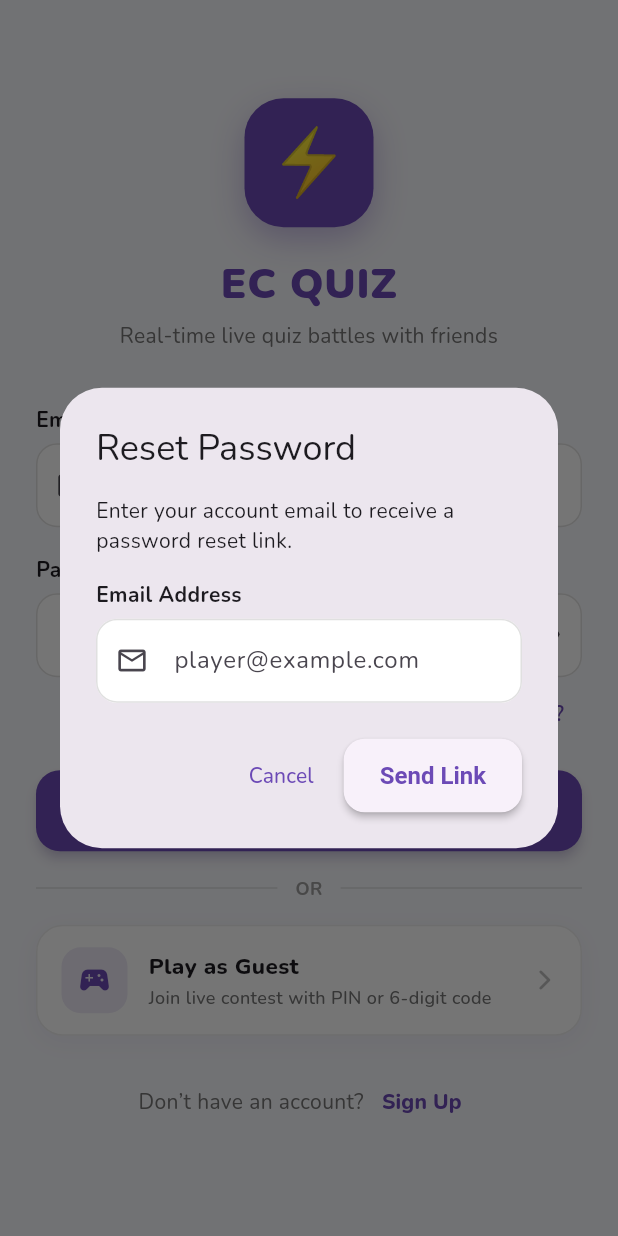
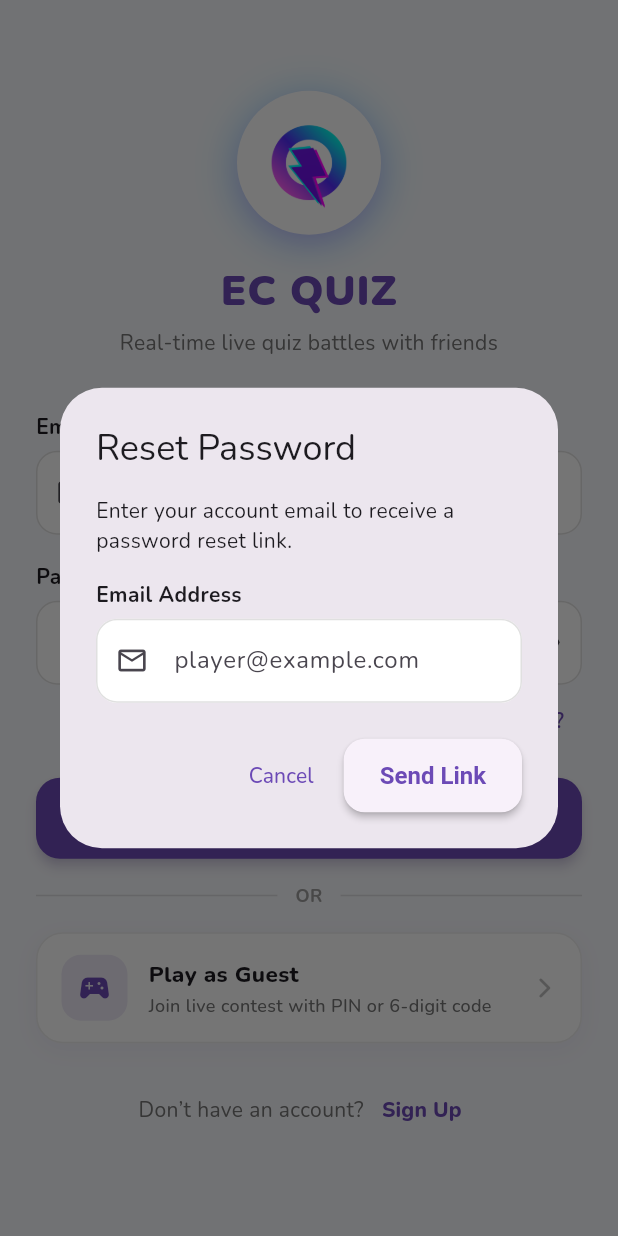
Before and after one commit to exocross-tech/EC-QUIZ, a Flutter app: the screen it shows after launch, after a tap on "Forgot password?", on a phone screen of 412 x 824 dp. Run offline on Flutter 3.47's test engine with Material 3 defaults, Android fonts, the phone set to English and light mode, and no system bars; our stand-ins replace audioplayers, cloud_firestore, firebase_auth, firebase_core, flutter_riverpod, go_router and 4 more; missing offline and left inert: dart:html; accounts and stored records are empty.

Commit message:
feat: add EC QUIZ brand logo, animated splash screen, and Android build optimizations

```diff
--- a/lib/core/constants/app_constants.dart
+++ b/lib/core/constants/app_constants.dart
@@ -12,6 +12,7 @@ class AvatarPreset {
 
 class AppConstants {
   static const String appName = 'EC QUIZ';
+  static const String logoPath = 'assets/images/logo.png';
   static const String webHostingUrl = 'https://quiz-game-app-3c75d.web.app';
 
   // Base64 & Firestore document limits
--- a/lib/core/routing/app_router.dart
+++ b/lib/core/routing/app_router.dart
@@ -13,6 +13,7 @@ import '../../features/contest/presentation/join_contest_screen.dart';
 import '../../features/contest/presentation/player_lobby_screen.dart';
 import '../../features/practice/presentation/practice_quiz_select_screen.dart';
 import '../../features/practice/presentation/solo_game_screen.dart';
+import '../../features/splash/presentation/splash_screen.dart';
 import '../services/sound_service.dart';
 
 /// Bridges Riverpod reactive auth/guest state changes into GoRouter's refresh mechanism
@@ -37,10 +38,14 @@ final routerProvider = Provider<GoRouter>((ref) {
 
   return GoRouter(
     refreshListenable: notifier,
-    initialLocation: '/home',
+    initialLocation: '/splash',
     redirect: (context, state) {
       final authState = ref.read(authStateProvider);
       final guestUser = ref.read(guestUserProvider);
+
+      if (state.matchedLocation == '/splash') {
+        return null;
+      }
 
       final isLoading = authState.isLoading;
       final firebaseUser = authState.asData?.value;
@@ -86,6 +91,10 @@ final routerProvider = Provider<GoRouter>((ref) {
       return null;
     },
     routes: [
+      GoRoute(
+        path: '/splash',
+        builder: (context, state) => const SplashScreen(),
+      ),
       GoRoute(
         path: '/login',
         builder: (context, state) => const LoginScreen(),
--- a/lib/features/auth/presentation/login_screen.dart
+++ b/lib/features/auth/presentation/login_screen.dart
@@ -137,26 +137,34 @@ class _LoginScreenState extends ConsumerState<LoginScreen> {
                 mainAxisAlignment: MainAxisAlignment.center,
                 crossAxisAlignment: CrossAxisAlignment.stretch,
                 children: [
-                  // App Brand Icon
+                  // App Brand Logo
                   Center(
                     child: Container(
-                      width: 86,
-                      height: 86,
+                      width: 96,
+                      height: 96,
                       decoration: BoxDecoration(
-                        color: AppColors.primary,
-                        borderRadius: BorderRadius.circular(26),
+                        color: Colors.white,
+                        shape: BoxShape.circle,
                         boxShadow: [
                           BoxShadow(
-                            color: AppColors.primary.withValues(alpha: 0.35),
+                            color: const Color(0xFF00E5FF).withValues(alpha: 0.35),
+                            blurRadius: 24,
+                            spreadRadius: 2,
+                            offset: const Offset(0, 4),
+                          ),
+                          BoxShadow(
+                            color: const Color(0xFFD500F9).withValues(alpha: 0.25),
                             blurRadius: 18,
-                            offset: const Offset(0, 8),
+                            spreadRadius: -2,
+                            offset: const Offset(0, 6),
                           ),
                         ],
                       ),
-                      child: const Center(
-                        child: Text(
-                          '⚡',
-                          style: TextStyle(fontSize: 44),
+                      padding: const EdgeInsets.all(10),
+                      child: ClipOval(
+                        child: Image.asset(
+                          AppConstants.logoPath,
+                          fit: BoxFit.contain,
                         ),
                       ),
                     ),
--- /dev/null
+++ b/lib/features/splash/presentation/splash_screen.dart
@@ -0,0 +1,280 @@
+import 'dart:async';
+import 'package:flutter/material.dart';
+import 'package:flutter_riverpod/flutter_riverpod.dart';
+import 'package:go_router/go_router.dart';
+import '../../../core/constants/app_constants.dart';
+import '../../../core/services/sound_service.dart';
+import '../../auth/presentation/auth_controller.dart';
+
+class SplashScreen extends ConsumerStatefulWidget {
+  const SplashScreen({super.key});
+
+  @override
+  ConsumerState<SplashScreen> createState() => _SplashScreenState();
+}
+
+class _SplashScreenState extends ConsumerState<SplashScreen>
+    with TickerProviderStateMixin {
+  late final AnimationController _mainAnimController;
+  late final AnimationController _pulseController;
+
+  late final Animation<double> _scaleAnimation;
+  late final Animation<double> _fadeAnimation;
+  late final Animation<Offset> _slideAnimation;
+  late final Animation<double> _pulseAnimation;
+
+  Timer? _navigationTimer;
+
+  @override
+  void initState() {
+    super.initState();
+
+    // 1. Entrance animation (scale, fade, slide)
+    _mainAnimController = AnimationController(
+      vsync: this,
+      duration: const Duration(milliseconds: 1400),
+    );
+
+    _scaleAnimation = CurvedAnimation(
+      parent: _mainAnimController,
+      curve: const Interval(0.0, 0.7, curve: Curves.easeOutBack),
+    );
+
+    _fadeAnimation = CurvedAnimation(
+      parent: _mainAnimController,
+      curve: const Interval(0.0, 0.6, curve: Curves.easeIn),
+    );
+
+    _slideAnimation = Tween<Offset>(
+      begin: const Offset(0, 0.3),
+      end: Offset.zero,
+    ).animate(
+      CurvedAnimation(
+        parent: _mainAnimController,
+        curve: const Interval(0.4, 0.9, curve: Curves.easeOutCubic),
+      ),
+    );
+
+    // 2. Ambient neon glow pulse
+    _pulseController = AnimationController(
+      vsync: this,
+      duration: const Duration(milliseconds: 1600),
+    )..repeat(reverse: true);
+
+    _pulseAnimation = Tween<double>(begin: 0.85, end: 1.15).animate(
+      CurvedAnimation(parent: _pulseController, curve: Curves.easeInOut),
+    );
+
+    _mainAnimController.forward();
+
+    // Optional audio cue
+    WidgetsBinding.instance.addPostFrameCallback((_) {
+      ref.read(soundServiceProvider).playClick();
+    });
+
+    // 3. Navigation sequence
+    _navigationTimer = Timer(const Duration(milliseconds: 2200), _handleNavigation);
+  }
+
+  void _handleNavigation() {
+    if (!mounted) return;
+
+    final authState = ref.read(authStateProvider);
+    final guestUser = ref.read(guestUserProvider);
+
+    final firebaseUser = authState.asData?.value;
+    final isRegistered = firebaseUser != null && !firebaseUser.isAnonymous;
+    final isGuest = (firebaseUser != null && firebaseUser.isAnonymous) || (guestUser != null);
+
+    if (isRegistered || isGuest) {
+      context.go('/home');
+    } else {
+      context.go('/login');
+    }
+  }
+
+  @override
+  void dispose() {
+    _navigationTimer?.cancel();
+    _mainAnimController.dispose();
+    _pulseController.dispose();
+    super.dispose();
+  }
+
+  @override
+  Widget build(BuildContext context) {
+    return Scaffold(
+      backgroundColor: const Color(0xFF090714),
+      body: Stack(
+        children: [
+          // Ambient background glow
+          Positioned.fill(
+            child: AnimatedBuilder(
+              animation: _pulseAnimation,
+              builder: (context, _) {
+                return Container(
+                  decoration: BoxDecoration(
+                    gradient: RadialGradient(
+                      center: Alignment.center,
+                      radius: 0.9 * _pulseAnimation.value,
+                      colors: [
+                        const Color(0xFF00E5FF).withValues(alpha: 0.12),
+                        const Color(0xFFD500F9).withValues(alpha: 0.08),
+                        const Color(0xFF090714),
+                      ],
+                      stops: const [0.0, 0.5, 1.0],
+                    ),
+                  ),
+                );
+              },
+            ),
+          ),
+
+          // Main Center Content
+          Center(
+            child: Column(
+              mainAxisAlignment: MainAxisAlignment.center,
+              children: [
+                // Animated Glowing Logo
+                AnimatedBuilder(
+                  animation: _pulseAnimation,
+                  builder: (context, child) {
+                    return Transform.scale(
+                      scale: _pulseAnimation.value,
+                      child: child,
+                    );
+                  },
+                  child: ScaleTransition(
+                    scale: _scaleAnimation,
+                    child: FadeTransition(
+                      opacity: _fadeAnimation,
+                      child: Container(
+                        width: 130,
+                        height: 130,
+                        decoration: BoxDecoration(
+                          shape: BoxShape.circle,
+                          color: Colors.white,
+                          boxShadow: [
+                            BoxShadow(
+                              color: const Color(0xFF00E5FF).withValues(alpha: 0.5),
+                              blurRadius: 36,
+                              spreadRadius: 6,
+                            ),
+                            BoxShadow(
+                              color: const Color(0xFFD500F9).withValues(alpha: 0.4),
+                              blurRadius: 28,
+                              spreadRadius: 2,
+                            ),
+                          ],
+                        ),
+                        padding: const EdgeInsets.all(14),
+                        child: ClipOval(
+                          child: Image.asset(
+                            AppConstants.logoPath,
+                            fit: BoxFit.contain,
+                          ),
+                        ),
+                      ),
+                    ),
+                  ),
+                ),
+                const SizedBox(height: 32),
+
+                // Animated App Title & Subtitle
+                SlideTransition(
+                  position: _slideAnimation,
+                  child: FadeTransition(
+                    opacity: _fadeAnimation,
+                    child: Column(
+                      children: [
+                        ShaderMask(
+                          shaderCallback: (bounds) => const LinearGradient(
+                            colors: [
+                              Color(0xFF00E5FF),
+                              Colors.white,
+                              Color(0xFFD500F9),
+                            ],
+                            begin: Alignment.topLeft,
+                            end: Alignment.bottomRight,
+                          ).createShader(bounds),
+                          child: Text(
+                            AppConstants.appName,
+                            style: const TextStyle(
+                              fontSize: 38,
+                              fontWeight: FontWeight.w900,
+                              letterSpacing: 2.0,
+                              color: Colors.white,
+                            ),
+                          ),
+                        ),
+                        const SizedBox(height: 8),
+                        Container(
+                          padding: const EdgeInsets.symmetric(
+                            horizontal: 14,
+                            vertical: 5,
+                          ),
+                          decoration: BoxDecoration(
+                            color: Colors.white.withValues(alpha: 0.08),
+                            borderRadius: BorderRadius.circular(20),
+                            border: Border.all(
+                              color: Colors.white.withValues(alpha: 0.15),
+                            ),
+                          ),
+                          child: const Text(
+                            'LIVE MULTIPLAYER BATTLES',
+                            style: TextStyle(
+                              color: Colors.white70,
+                              fontSize: 11,
+                              fontWeight: FontWeight.w700,
+                              letterSpacing: 1.5,
+                            ),
+                          ),
+                        ),
+                      ],
+                    ),
+                  ),
+                ),
+              ],
+            ),
+          ),
+
+          // Bottom Sleek Progress Indicator
+          Positioned(
+            left: 60,
+            right: 60,
+            bottom: 48,
+            child: FadeTransition(
+              opacity: _fadeAnimation,
+              child: Column(
+                children: [
+                  ClipRRect(
+                    borderRadius: BorderRadius.circular(8),
+                    child: const SizedBox(
+                      height: 4,
+                      child: LinearProgressIndicator(
+                        backgroundColor: Colors.white12,
+                        valueColor: AlwaysStoppedAnimation<Color>(
+                          Color(0xFF00E5FF),
+                        ),
+                      ),
+                    ),
+                  ),
+                  const SizedBox(height: 12),
+                  const Text(
+                    'Powering Up Arena...',
+                    style: TextStyle(
+                      color: Colors.white38,
+                      fontSize: 11,
+                      fontWeight: FontWeight.w600,
+                      letterSpacing: 0.5,
+                    ),
+                  ),
+                ],
+              ),
+            ),
+          ),
+        ],
+      ),
+    );
+  }
+}
--- a/pubspec.yaml
+++ b/pubspec.yaml
@@ -72,6 +72,7 @@ flutter:
 
   assets:
     - assets/audio/
+    - assets/images/
 
 
   # An image asset can refer to one or more resolution-specific "variants", see
```
Also changed, not shown: tools/generate_icons.dart (added, +57 -0 lines), assets/images/logo.png (added), 16 other files.
